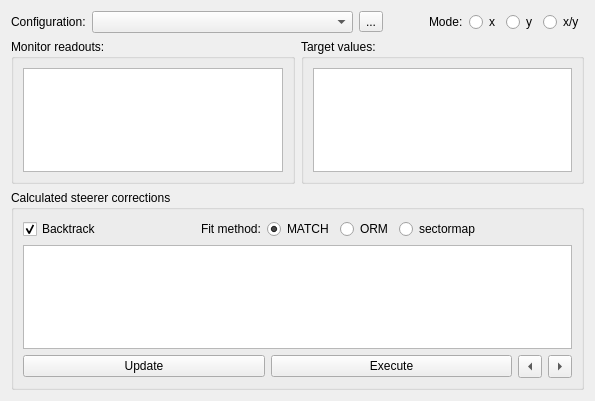
Qt form src/madgui/online/mgm_dialog.ui (hibtc/madgui) before a commit.
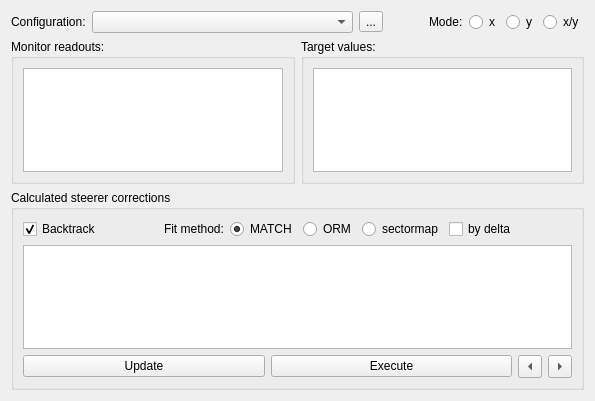
The same form after that commit. Custom widgets are drawn as their Qt base class.

Commit message: Add checkbox for de-/activating delta objective mode

What changed in the file:
```diff
--- a/src/madgui/online/mgm_dialog.ui
+++ b/src/madgui/online/mgm_dialog.ui
@@ -187,6 +187,13 @@
           </attribute>
          </widget>
         </item>
+        <item>
+         <widget class="QCheckBox" name="check_bydelta">
+          <property name="text">
+           <string>by delta</string>
+          </property>
+         </widget>
+        </item>
         <item>
          <spacer>
           <property name="orientation">
```
The commit also changes 3 other files.
